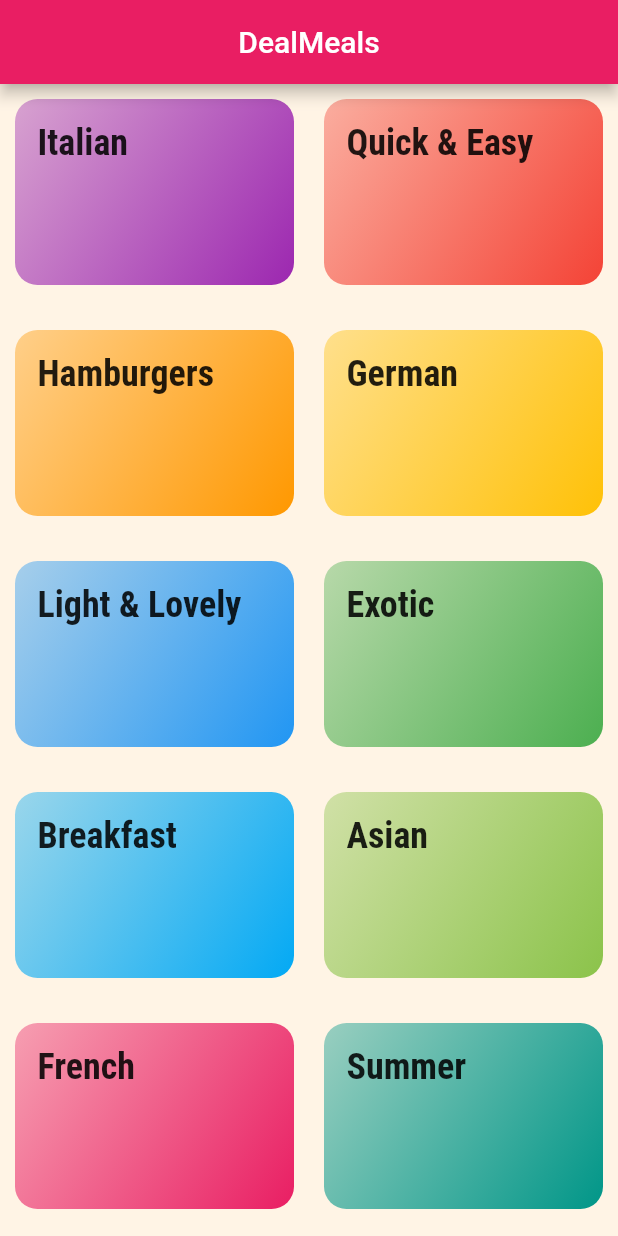
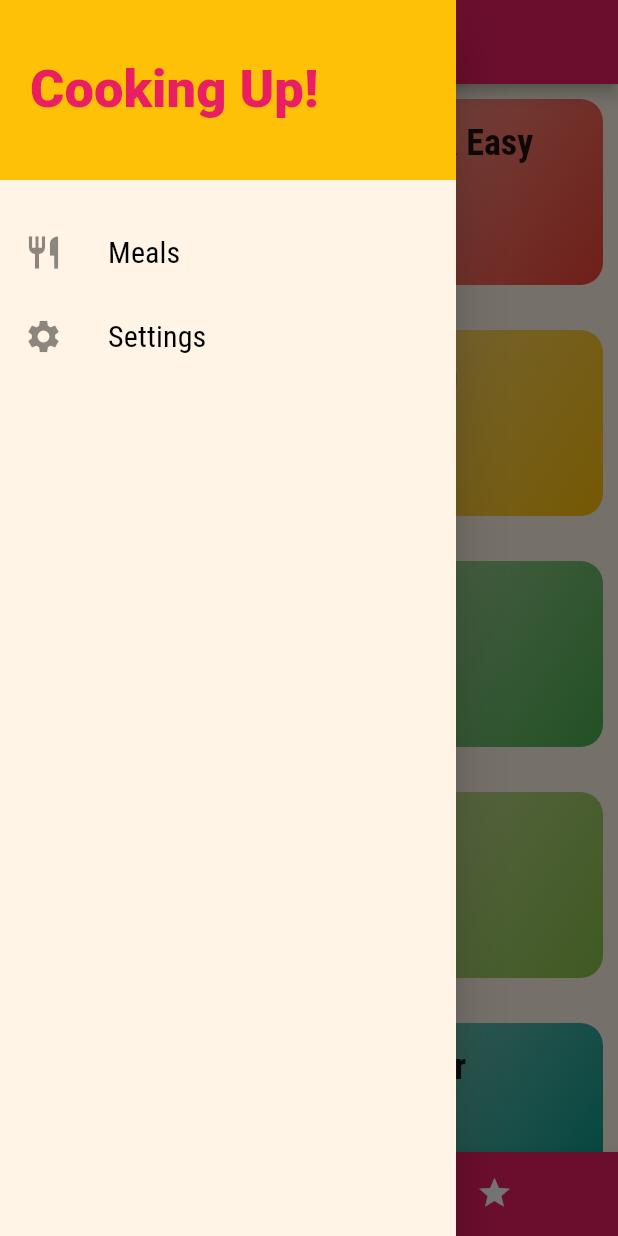
Before and after one commit to dhirajmishra98/deal-meal, a Flutter app: the screen it shows after launch, with the side drawer open (before the commit the screen has no drawer), on a phone screen of 412 x 824 dp. Run offline on Flutter 3.47's test engine with Material 2 defaults, Android fonts, the phone set to English and light mode, and no system bars; Roboto replaces fonts that are missing (Raleway).

Commit message:
added files

```diff
--- a/lib/main.dart
+++ b/lib/main.dart
@@ -1,5 +1,6 @@
 import 'package:flutter/material.dart';
-import 'package:meal_tracker/widgets/meal_item.dart';
+import 'package:meal_tracker/screens/meal_detail_screen.dart';
+import 'package:meal_tracker/screens/tabs_screen.dart';
 
 import './screens/categories_screen.dart';
 import './screens/category_meals_screen.dart';
@@ -17,15 +18,18 @@ class MyApp extends StatelessWidget {
     return MaterialApp(
       title: 'DealMeals',
       theme: ThemeData(
-        colorScheme: ColorScheme.fromSwatch(primarySwatch: Colors.pink).copyWith(secondary: Colors.amber),
-        canvasColor:const Color.fromRGBO(255, 244, 229, 1),
+        colorScheme: ColorScheme.fromSwatch(primarySwatch: Colors.pink)
+            .copyWith(secondary: Colors.amber),
+        canvasColor: const Color.fromRGBO(255, 244, 229, 1),
         fontFamily: 'Raleway',
         textTheme: ThemeData.light().textTheme.copyWith(
               bodyMedium: const TextStyle(
                 color: Color.fromRGBO(20, 51, 51, 1),
               ),
-          bodySmall:const TextStyle(color: Color.fromRGBO(20, 51, 51, 1),),
-          titleMedium:const TextStyle(
+              bodySmall: const TextStyle(
+                color: Color.fromRGBO(20, 51, 51, 1),
+              ),
+              titleMedium: const TextStyle(
                 fontSize: 24,
                 fontFamily: 'RobotoCondensed',
                 fontWeight: FontWeight.bold,
@@ -37,13 +41,32 @@ class MyApp extends StatelessWidget {
               ),
             ),
       ),
-      home:const CategoriesScreen(),
+      // home: const CategoriesScreen(),
+      home:
+          const TabsScreen(), //if tabs are used we have to return that screen as main screen
       // initialRoute: '/', //we can define initial route key here and use int routes map as key
       routes: {
         // '/' : (ctx) => const CategoriesScreen(), //this is by default the initial screen loading (default screen initially)
         // '/category-meals' : (ctx) => CategoryMealsScreen(), //we can have typo here in key string so we create static string name in each screen class and use that here
-        CategoryMealsScreen.routeName : (ctx) => const CategoryMealsScreen(), //above method can be used like this to avoid typo
+        CategoryMealsScreen.routeName: (ctx) =>
+            const CategoryMealsScreen(), //above method can be used like this to avoid typo
+        MealDetailScreen.routeName: (ctx) => const MealDetailScreen(),
       },
+      //onGenerateRoute is used when screen/pages are created dynamically we dont now in advance and that's is not registered in routes then it will preoceed here according to condition meets
+      // onGenerateRoute: (settings) {
+      //   print(settings.name); //print the page it moving to
+      //   if(settings.name == '/catergories-screen'){
+      //     return ...;
+      //   }else if(settings.name == '/meal-details-screen'){
+      //     return ...;
+      //   }
+      //   return MaterialPageRoute(builder: (ctx) => const CategoriesScreen());
+      // },
+
+      //this method is used if above all method fails to find route before flutter throws error (like we reaced to page that doesnot exist in future to prevent we can move to page like 'page doest exist screeen' to prevent app form crash)
+      onUnknownRoute: ((settings) {
+        return MaterialPageRoute(builder: (ctx) => const CategoriesScreen());
+      }),
     );
   }
 }
--- a/lib/screens/categories_screen.dart
+++ b/lib/screens/categories_screen.dart
@@ -8,20 +8,19 @@ class CategoriesScreen extends StatelessWidget {
 
   @override
   Widget build(BuildContext context) {
-    return Scaffold(
-      appBar: AppBar(title:const Text('DealMeals'), centerTitle: true,),
-      body: GridView(
+    return GridView(
       padding: const EdgeInsets.all(10),
       gridDelegate: const SliverGridDelegateWithMaxCrossAxisExtent(
-          maxCrossAxisExtent: 200, //if device width <=200, one child in each exis, looks like list, if >then adjust no. of childs possible like 500width can keep 2child in main axis
-          childAspectRatio: 3 / 2, //if height is 300, width will be 200 (ratio of height:width of child widgets)
+        maxCrossAxisExtent:
+            200, //if device width <=200, one child in each exis, looks like list, if >then adjust no. of childs possible like 500width can keep 2child in main axis
+        childAspectRatio: 3 /
+            2, //if height is 300, width will be 200 (ratio of height:width of child widgets)
         mainAxisSpacing: 30, //spacing between two up down childs
         crossAxisSpacing: 20, //spacing between side by side childs
       ),
       children: dummyCategories
-            .map((e) => CategoryItem(id: e.id,title: e.title, color: e.color))
+          .map((e) => CategoryItem(id: e.id, title: e.title, color: e.color))
           .toList(),
-      ),
     );
   }
 }
--- a/lib/screens/category_meals_screen.dart
+++ b/lib/screens/category_meals_screen.dart
@@ -29,6 +29,7 @@ class CategoryMealsScreen extends StatelessWidget {
       body: ListView.builder(
         itemBuilder: (context, index) {
           return MealItem(
+              id: categoryMeals[index].id,
               title: categoryMeals[index].title,
               imageUrl: categoryMeals[index].imageUrl,
               duration: categoryMeals[index].duration,
--- /dev/null
+++ b/lib/screens/tabs_screen.dart
@@ -0,0 +1,62 @@
+import 'package:flutter/material.dart';
+import 'package:meal_tracker/screens/categories_screen.dart';
+import 'package:meal_tracker/screens/favorite_screen.dart';
+import 'package:meal_tracker/widgets/main_drawer.dart';
+
+class TabsScreen extends StatefulWidget {
+  const TabsScreen({super.key});
+
+  @override
+  State<TabsScreen> createState() => _TabsScreenState();
+}
+
+class _TabsScreenState extends State<TabsScreen> {
+  //either typecast object below or make it dynamic here
+  // final List<Map<String, dynamic>> _pages
+  final List<Map<String, Object>> _pages = [
+    {
+      'page': const CategoriesScreen(),
+      'title': 'Categories',
+    },
+    {
+      'page': const FavouriteScreen(),
+      'title': 'Favourite',
+    },
+  ];
+
+  int _selectedPageIndex = 0;
+  void _selectPage(int index) {
+    setState(() {
+      _selectedPageIndex = index;
+    });
+  }
+
+  @override
+  Widget build(BuildContext context) {
+    return Scaffold(
+      appBar: AppBar(
+        title: Text(_pages[_selectedPageIndex]['title'] as String),
+        centerTitle: true,
+      ),
+      drawer: const MainDrawer(),
+      body: _pages[_selectedPageIndex]['page'] as Widget, //object is typecast to widget
+      // backgroundColor: Theme.of(context).colorScheme.primary,
+      bottomNavigationBar: BottomNavigationBar( //now customized bar as need , I will be using package here
+          type: BottomNavigationBarType.shifting,
+          unselectedItemColor: Colors.white,
+          selectedItemColor: Theme.of(context).colorScheme.secondary,
+          currentIndex: _selectedPageIndex,
+          //manually now design whatever you want
+          onTap: _selectPage,
+          backgroundColor: Theme.of(context).colorScheme.primary,
+          items: [
+            BottomNavigationBarItem(
+                backgroundColor: Theme.of(context).colorScheme.primary,
+                icon: const Icon(Icons.category),
+                label: 'Category'),
+            const BottomNavigationBarItem(
+                icon: Icon(Icons.star), label: 'Favourites'),
+          ]),
+    );
+  }
+}
--- /dev/null
+++ b/lib/widgets/main_drawer.dart
@@ -0,0 +1,50 @@
+import 'package:flutter/material.dart';
+
+class MainDrawer extends StatelessWidget {
+  const MainDrawer({super.key});
+
+ Widget BuildListTile(BuildContext context,String title, IconData icon) {
+    return ListTile(
+      leading:  Icon(
+        icon,
+        size: 26,
+      ),
+      title: Text(
+        title,
+        style: Theme.of(context).textTheme.titleSmall,
+      ),
+      onTap: () {},
+    );
+  }
+
+  @override
+  Widget build(BuildContext context) {
+    return Drawer(
+      child: Column(
+        children: [
+          Container(
+            height: 120,
+            width: double.infinity,
+            padding: const EdgeInsets.all(20),
+            // margin: const EdgeInsets.all(5),
+            alignment: Alignment.centerLeft,
+            color: Theme.of(context).colorScheme.secondary,
+            child: Text(
+              'Cooking Up!',
+              style: TextStyle(
+                fontSize: 35,
+                fontWeight: FontWeight.w900,
+                color: Theme.of(context).colorScheme.primary,
+              ),
+            ),
+          ),
+          const SizedBox(
+            height: 20,
+          ),
+          BuildListTile(context, 'Meals', Icons.restaurant),
+          BuildListTile(context, 'Settings', Icons.settings),
+        ],
+      ),
+    );
+  }
+}
```
Also changed, not shown: lib/screens/favorite_screen.dart (added, +13 -0 lines), lib/screens/meal_detail_screen.dart (added, +117 -0 lines), lib/screens/tabs_screen_uppertab.dart (added, +46 -0 lines), lib/widgets/meal_item.dart (+9 -3 lines), flutter_01.png (added). Lines whose indentation alone changed are shown as unchanged.
